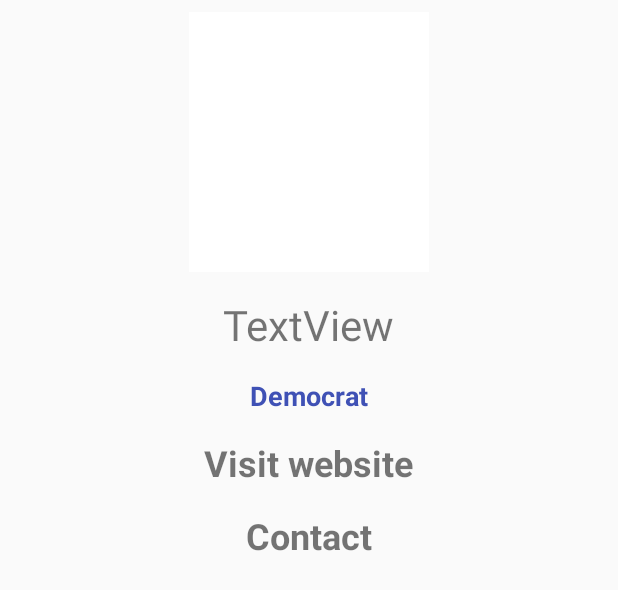
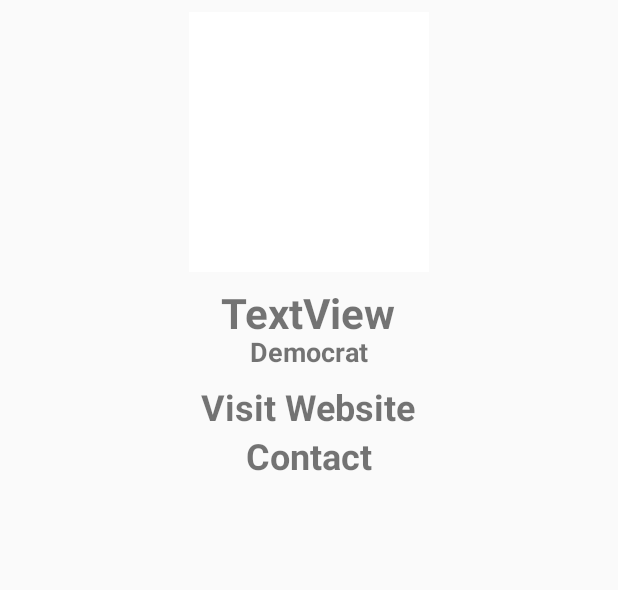
Before and after one commit to CBAffleck/Mobile-Apps, an Android app: the layout activity_legislator_info.xml on its own in the app's theme, with its tools: preview values and no code run, on a phone screen of 412 x 824 dp. Shown: the top 590 px of the screen. Run offline under Robolectric (Android 15) with nearby library versions, the phone set to English and light mode, and no system bars; network calls fail.

Commit message:
Condensed layout on detail view. Adjusted color and weight of nameViews.

```diff
--- a/Project2/app/src/main/java/com/example/campbellaffleck/project2/HomeActivity.java
+++ b/Project2/app/src/main/java/com/example/campbellaffleck/project2/HomeActivity.java
@@ -110,7 +110,7 @@ public class HomeActivity extends AppCompatActivity {
         surpriseLocationButton.setOnClickListener(new View.OnClickListener() {
             @Override
             public void onClick(View v) {
-                //Make random zipcode and transition to list of reps and senators based on api call
+                //Get random zip code and transition to list of reps and senators representing that zip code
                 String randomZip = getZipCode();
                 Intent startPeopleListActivity = new Intent(HomeActivity.this, PeopleListActivity.class);
                 Bundle b = new Bundle();
@@ -126,6 +126,7 @@ public class HomeActivity extends AppCompatActivity {
     private String getZipCode() {
         //Make random zipcode and transition to list of reps and senators based on api call
         List<List<String>> zipRangeArray = new ArrayList<>();
+        //Website with zip code ranges
         String zipUrl = "https://www.phaster.com/zip_code.html";
         Document document = null;
         try {
@@ -133,7 +134,9 @@ public class HomeActivity extends AppCompatActivity {
         } catch (IOException e) {
             e.printStackTrace();
         }
+        //Gets elements in the webpage html that contain "thru", which is unique to the zip code ranges
         Elements elems = document.select("td:contains(thru)");
+        //Separate out all of the zip codes into ranges and organize them into array lists
         for (Element element : elems) {
             String itemValue = element.toString();
             int start = itemValue.indexOf(">", itemValue.indexOf(">") + 1);
@@ -144,13 +147,14 @@ public class HomeActivity extends AppCompatActivity {
             zips.add(zipRange.substring(11, 16));
             zipRangeArray.add(zips);
         }
+        //Randomly select a zipcode range and then get a random zip code within that range
         List<String> random = zipRangeArray.get(new Random().nextInt(zipRangeArray.size()));
-        System.out.println(random);
         String firstzip = random.get(0);
         int max = Integer.valueOf(random.get(1));
         int min = Integer.valueOf(random.get(0));
         int rand = new Random().nextInt((max - min) + 1) + min;
         String randomZip = String.valueOf(rand);
+        //If the 0 leading a zip code was lost when converting between integer/string, add that 0 back to the start of the zip code string
         if (firstzip.substring(0,1).equals("0")) {
             randomZip = "0" + String.valueOf(rand);
         };
--- a/Project2/app/src/main/java/com/example/campbellaffleck/project2/LegislatorInfoActivity.java
+++ b/Project2/app/src/main/java/com/example/campbellaffleck/project2/LegislatorInfoActivity.java
@@ -73,6 +73,7 @@ public class LegislatorInfoActivity extends AppCompatActivity {
 
         //Configure formatting for legislator name and party
         nameView.setText(legislator);
+        nameView.setTextColor(Color.parseColor("#454545"));
         partyView.setText(party);
         if (party.contains("Dem")) {
             partyView.setTextColor(Color.parseColor("#00A2FF"));
@@ -118,11 +119,11 @@ public class LegislatorInfoActivity extends AppCompatActivity {
         Picasso.get().load(photo_url).centerCrop().resize(400, 600).transform(transformation).into(profileView);
 
         //Get more detailed info such as bills and dates from propublica
-        getProPubID(url);
+        getCommitteeInfo(url);
     }
 
-    //Method for looking at response from propublica to get the legislator's member id
-    private void getProPubID(String url) {
+    //Method for looking at response from propublica to get the legislator's committee info
+    private void getCommitteeInfo(String url) {
         JsonObjectRequest request = new JsonObjectRequest(Request.Method.GET, url, null,
                 new Response.Listener<JSONObject>() {
                     @Override
--- a/Project2/app/src/main/java/com/example/campbellaffleck/project2/PeopleListActivity.java
+++ b/Project2/app/src/main/java/com/example/campbellaffleck/project2/PeopleListActivity.java
@@ -178,7 +178,7 @@ public class PeopleListActivity extends AppCompatActivity {
             name.setTextSize(24);
             name.setGravity(Gravity.TOP|Gravity.START);
             name.setPadding(30,20,0,0);
-            name.setTextColor(Color.parseColor("#595959"));
+            name.setTextColor(Color.parseColor("#454545"));
             name.setTypeface(null, Typeface.BOLD);
 
             //Formatting for displaying the legislator's party
--- a/Project2/app/src/main/res/layout/activity_legislator_info.xml
+++ b/Project2/app/src/main/res/layout/activity_legislator_info.xml
@@ -38,14 +38,9 @@
                 android:id="@+id/nameView"
                 android:layout_width="wrap_content"
                 android:layout_height="wrap_content"
-                android:layout_marginBottom="8dp"
-                android:layout_marginEnd="8dp"
-                android:layout_marginLeft="8dp"
-                android:layout_marginRight="8dp"
-                android:layout_marginStart="8dp"
-                android:layout_marginTop="8dp"
                 android:text="TextView"
                 android:textSize="28sp"
+                android:textStyle="bold"
                 app:layout_constraintBottom_toBottomOf="parent"
                 app:layout_constraintEnd_toEndOf="parent"
                 app:layout_constraintStart_toStartOf="parent"
@@ -56,14 +51,8 @@
                 android:id="@+id/partyView"
                 android:layout_width="wrap_content"
                 android:layout_height="wrap_content"
-                android:layout_marginBottom="8dp"
-                android:layout_marginEnd="8dp"
-                android:layout_marginLeft="8dp"
-                android:layout_marginRight="8dp"
-                android:layout_marginStart="8dp"
-                android:layout_marginTop="8dp"
+                android:layout_marginTop="-5dp"
                 android:text="Democrat"
-                android:textColor="?android:attr/colorPrimary"
                 android:textSize="18sp"
                 android:textStyle="bold"
                 app:layout_constraintBottom_toBottomOf="parent"
@@ -77,13 +66,8 @@
                 android:id="@+id/websiteView"
                 android:layout_width="wrap_content"
                 android:layout_height="wrap_content"
-                android:layout_marginBottom="8dp"
-                android:layout_marginEnd="8dp"
-                android:layout_marginLeft="8dp"
-                android:layout_marginRight="8dp"
-                android:layout_marginStart="8dp"
                 android:layout_marginTop="8dp"
-                android:text="Visit website"
+                android:text="Visit Website"
                 android:textSize="24sp"
                 android:textStyle="bold"
                 app:layout_constraintBottom_toBottomOf="parent"
@@ -96,12 +80,6 @@
                 android:id="@+id/emailView"
                 android:layout_width="wrap_content"
                 android:layout_height="wrap_content"
-                android:layout_marginBottom="8dp"
-                android:layout_marginEnd="8dp"
-                android:layout_marginLeft="8dp"
-                android:layout_marginRight="8dp"
-                android:layout_marginStart="8dp"
-                android:layout_marginTop="8dp"
                 android:text="Contact"
                 android:textSize="24sp"
                 android:textStyle="bold"
```
